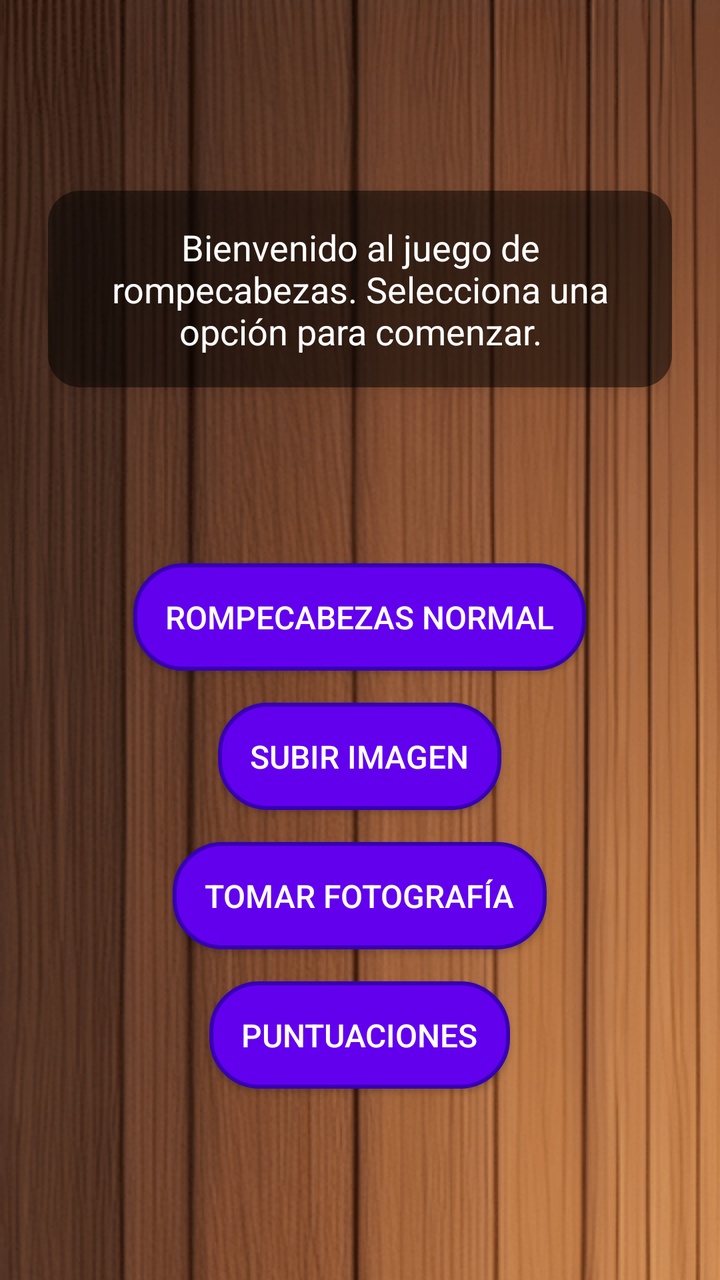
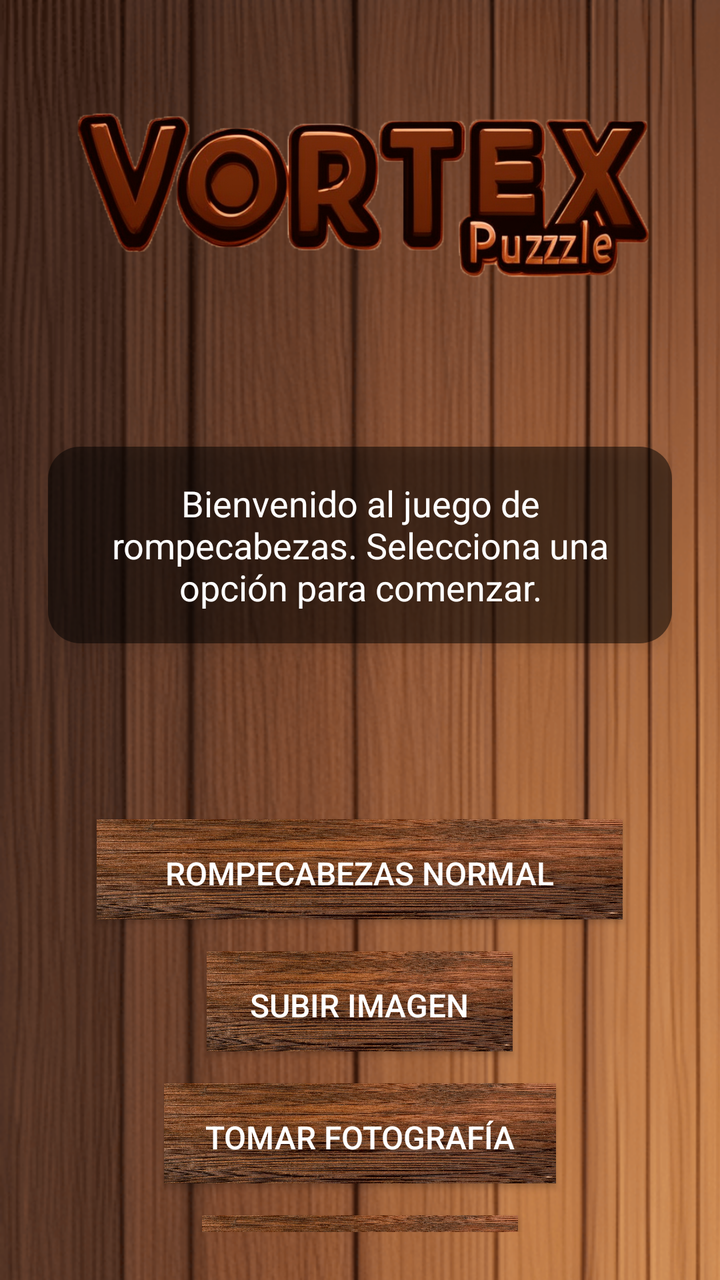

The first picture is an Android layout as it rendered before a commit; the second is the same layout after the commit. The layout source and the unified diff follow.
<!-- AndroidManifest.xml: application theme Theme.AppCompat.Light.NoActionBar -->
<!-- res/layout/activity_menu.xml -->
<LinearLayout xmlns:android="http://schemas.android.com/apk/res/android"
    android:layout_width="match_parent"
    android:layout_height="match_parent"
    android:background="@drawable/wood_background"
    android:gravity="center"
    android:orientation="vertical"
    android:padding="24dp">

    
    <TextView
        android:layout_width="wrap_content"
        android:layout_height="wrap_content"
        android:layout_marginBottom="32dp"
        android:background="@drawable/text_background"
        android:elevation="4dp"
        android:gravity="center"
        android:padding="16dp"
        android:text="Bienvenido al juego de rompecabezas. Selecciona una opción para comenzar."
        android:textColor="@color/white"
        android:textSize="18sp" />

    
    <Spinner
        android:id="@+id/sizeSpinner"
        android:layout_width="wrap_content"
        android:layout_height="wrap_content"
        android:layout_marginBottom="32dp"
        android:background="@drawable/spinner_background"
        android:padding="12dp"
        android:spinnerMode="dropdown" />

    
    <Button
        android:id="@+id/btnNormal"
        android:layout_width="wrap_content"
        android:layout_height="wrap_content"
        android:layout_marginBottom="16dp"
        android:background="@drawable/button_background"
        android:elevation="4dp"
        android:padding="16dp"
        android:text="Rompecabezas Normal"
        android:textColor="@color/white"
        android:textSize="16sp" />

    
    <Button
        android:id="@+id/btnSubirImagen"
        android:layout_width="wrap_content"
        android:layout_height="wrap_content"
        android:layout_marginBottom="16dp"
        android:background="@drawable/button_background"
        android:elevation="4dp"
        android:padding="16dp"
        android:text="Subir Imagen"
        android:textColor="@color/white"
        android:textSize="16sp" />

    
    <Button
        android:id="@+id/btnTomarFoto"
        android:layout_width="wrap_content"
        android:layout_height="wrap_content"
        android:layout_marginBottom="16dp"
        android:background="@drawable/button_background"
        android:elevation="4dp"
        android:padding="16dp"
        android:text="Tomar Fotografía"
        android:textColor="@color/white"
        android:textSize="16sp" />

    
    <Button
        android:id="@+id/btnPuntuaciones"
        android:layout_width="wrap_content"
        android:layout_height="wrap_content"
        android:background="@drawable/button_background"
        android:elevation="4dp"
        android:padding="16dp"
        android:text="Puntuaciones"
        android:textColor="@color/white"
        android:textSize="16sp" />

</LinearLayout>
<!-- resources referenced by this layout -->
<resources>
  <color name="white">#FFFFFF</color>
  <!-- drawable button_background (drawable) -->
  <shape xmlns:android="http://schemas.android.com/apk/res/android">
      <solid android:color="#6200EE"/> 
      <corners android:radius="24dp"/> 
      <stroke android:width="2dp" android:color="#3700B3"/> 
  </shape>
  <!-- drawable spinner_background (drawable) -->
  <selector xmlns:android="http://schemas.android.com/apk/res/android">
      <item>
          <shape android:shape="rectangle">
              <solid android:color="#50000000"/>
              <corners android:radius="24dp"/>
              <stroke android:width="1dp" android:color="#80FFFFFF"/>
          </shape>
      </item>
  </selector>
  <!-- drawable text_background (drawable) -->
  <shape xmlns:android="http://schemas.android.com/apk/res/android">
      <solid android:color="#80000000"/> 
      <corners android:radius="16dp"/> 
  </shape>
  <!-- drawable wood_background (drawable) -->
  <bitmap xmlns:android="http://schemas.android.com/apk/res/android"
      android:src="@drawable/wood_texture"
      android:tileMode="repeat" /> 
  <!-- drawable wood_texture: png bitmap (drawable, 578807 bytes) -->
</resources>

<!-- the commit's change to res/layout/activity_menu.xml (unified diff, before → after) -->
@@ -1,4 +1,5 @@
-<LinearLayout xmlns:android="http://schemas.android.com/apk/res/android"
+<LinearLayout
+    xmlns:android="http://schemas.android.com/apk/res/android"
     android:layout_width="match_parent"
     android:layout_height="match_parent"
     android:background="@drawable/wood_background"
@@ -7,6 +8,18 @@
     android:padding="24dp">
 
     
+
+
+    
+
+    <ImageView
+        android:layout_width="399dp"
+        android:layout_height="189dp"
+        android:layout_marginTop="20dp"
+        android:layout_marginBottom="32dp"
+        android:scaleType="fitCenter"
+        android:src="@drawable/logooo" />
+
     <TextView
         android:layout_width="wrap_content"
         android:layout_height="wrap_content"
@@ -30,25 +43,27 @@
         android:spinnerMode="dropdown" />
 
     
+
+    
+
     <Button
         android:id="@+id/btnNormal"
-        android:layout_width="wrap_content"
-        android:layout_height="wrap_content"
+        android:layout_width="263dp"
+        android:layout_height="50dp"
         android:layout_marginBottom="16dp"
-        android:background="@drawable/button_background"
+        android:background="@drawable/cartel"
         android:elevation="4dp"
         android:padding="16dp"
         android:text="Rompecabezas Normal"
         android:textColor="@color/white"
         android:textSize="16sp" />
 
-    
     <Button
         android:id="@+id/btnSubirImagen"
-        android:layout_width="wrap_content"
-        android:layout_height="wrap_content"
+        android:layout_width="153dp"
+        android:layout_height="50dp"
         android:layout_marginBottom="16dp"
-        android:background="@drawable/button_background"
+        android:background="@drawable/cartel"
         android:elevation="4dp"
         android:padding="16dp"
         android:text="Subir Imagen"
@@ -58,10 +73,10 @@
     
     <Button
         android:id="@+id/btnTomarFoto"
-        android:layout_width="wrap_content"
-        android:layout_height="wrap_content"
+        android:layout_width="196dp"
+        android:layout_height="50dp"
         android:layout_marginBottom="16dp"
-        android:background="@drawable/button_background"
+        android:background="@drawable/cartel"
         android:elevation="4dp"
         android:padding="16dp"
         android:text="Tomar Fotografía"
@@ -71,9 +86,9 @@
     
     <Button
         android:id="@+id/btnPuntuaciones"
-        android:layout_width="wrap_content"
-        android:layout_height="wrap_content"
-        android:background="@drawable/button_background"
+        android:layout_width="158dp"
+        android:layout_height="50dp"
+        android:background="@drawable/cartel"
         android:elevation="4dp"
         android:padding="16dp"
         android:text="Puntuaciones"
<!-- resource entries referenced after the edit -->
@@ -1,12 +1,8 @@
 <!-- resources referenced by this layout -->
 <resources>
   <color name="white">#FFFFFF</color>
-  <!-- drawable button_background (drawable) -->
-  <shape xmlns:android="http://schemas.android.com/apk/res/android">
-      <solid android:color="#6200EE"/> 
-      <corners android:radius="24dp"/> 
-      <stroke android:width="2dp" android:color="#3700B3"/> 
-  </shape>
+  <!-- drawable cartel: jpg bitmap (drawable, 435881 bytes) -->
+  <!-- drawable logooo: png bitmap (drawable, 325969 bytes) -->
   <!-- drawable spinner_background (drawable) -->
   <selector xmlns:android="http://schemas.android.com/apk/res/android">
       <item>
